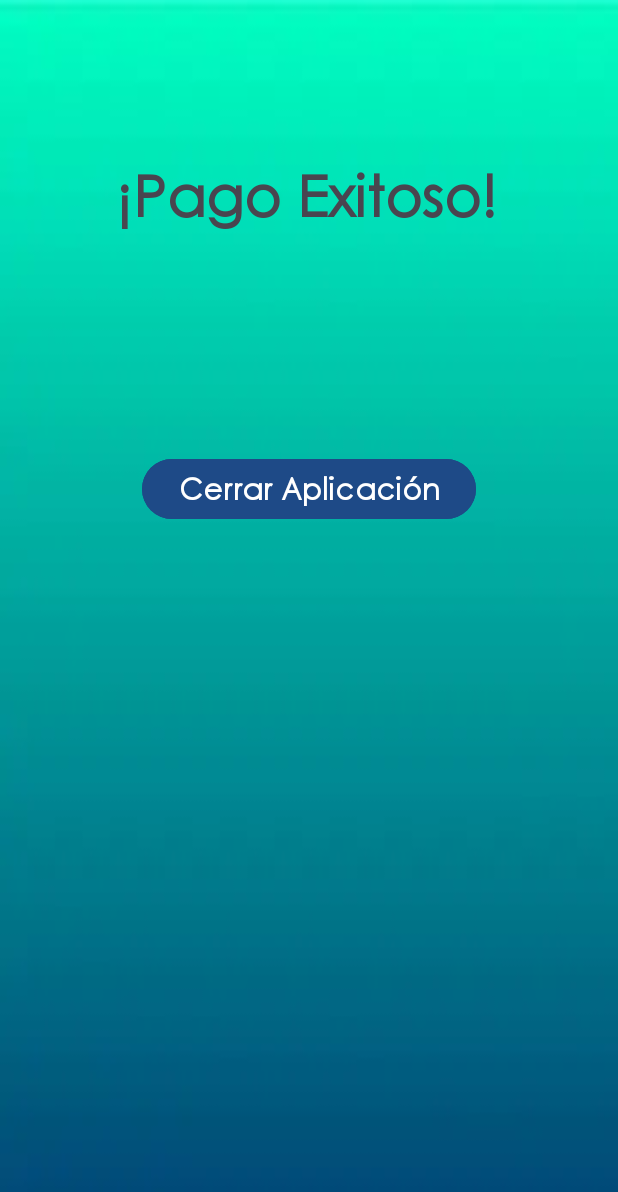
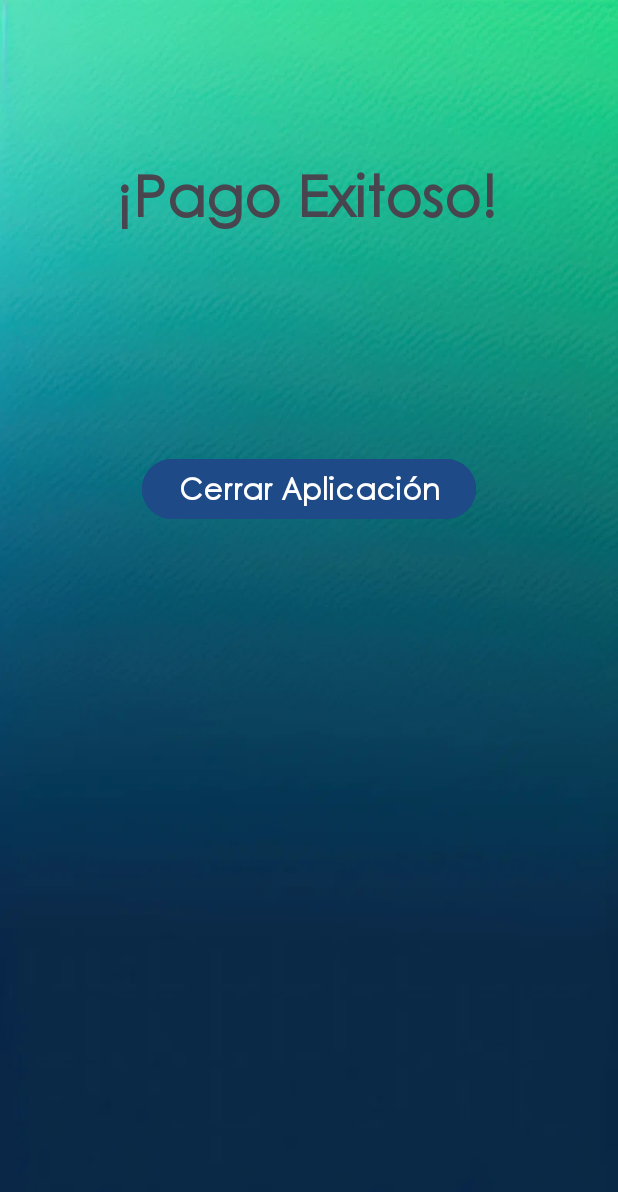
Before and after one commit to Shaicko/BancoApp, an Android app: the ResultActivity screen opened directly, with no data from a screen before it, on a phone screen of 412 x 824 dp. Shown: the top 1192 px of the screen. Run offline under Robolectric (Android 15) with nearby library versions, the phone set to English and light mode, and no system bars.

Commit message:
Se actualiza el README.md y se eliminan archivos de imágenes

```diff
--- a/app/src/main/res/layout/activity_login.xml
+++ b/app/src/main/res/layout/activity_login.xml
@@ -8,7 +8,7 @@
     android:gravity="center"
     android:orientation="vertical"
     android:padding="24dp"
-    android:background="@drawable/fondo_banco"
+    android:background="@drawable/fondo_app"
     tools:context=".LoginActivity">
 
     <com.google.android.material.textfield.TextInputLayout
--- a/app/src/main/res/layout/activity_payment.xml
+++ b/app/src/main/res/layout/activity_payment.xml
@@ -5,7 +5,7 @@
     android:id="@+id/main"
     android:layout_width="match_parent"
     android:layout_height="match_parent"
-    android:background="@drawable/fondo_app_dos"
+    android:background="@drawable/fondo_app"
     tools:context=".PaymentActivity">
 
     <TextView
--- a/app/src/main/res/layout/activity_result.xml
+++ b/app/src/main/res/layout/activity_result.xml
@@ -5,7 +5,7 @@
     android:id="@+id/main"
     android:layout_width="match_parent"
     android:layout_height="match_parent"
-    android:background="@drawable/fondo_app_tres"
+    android:background="@drawable/fondo_app"
     tools:context=".ResultActivity">
 
     <TextView
--- a/app/src/main/res/layout/spinner_dropdown_item.xml
+++ b/app/src/main/res/layout/spinner_dropdown_item.xml
@@ -9,4 +9,4 @@
     android:singleLine="true"
     android:textColor="@color/white"
     android:textSize="20sp"
-    android:background="@color/purple"/>
+    android:background="@color/design_default_color_secondary_variant"/>
--- a/app/src/main/res/values/colors.xml
+++ b/app/src/main/res/values/colors.xml
@@ -1,7 +1,6 @@
 <?xml version="1.0" encoding="utf-8"?>
 <resources>
-    <color name="black">#FF000000</color>
     <color name="white">#FFFFFFFF</color>
-    <color name="green">#4CAF50</color>
-    <color name="red">#F44336</color>
+    <color name="green">#04940B</color>
+    <color name="red">#C4162F</color>
 </resources>
```
Also changed, not shown: app/src/main/res/drawable/fondo_app.webp, app/src/main/res/drawable/fondo_app_dos.webp (deleted), app/src/main/res/drawable/fondo_app_tres.webp (deleted), app/src/main/res/drawable/fondo_banco.webp (deleted), app/src/main/res/drawable/fondo_form.webp (deleted), 2 other files.
